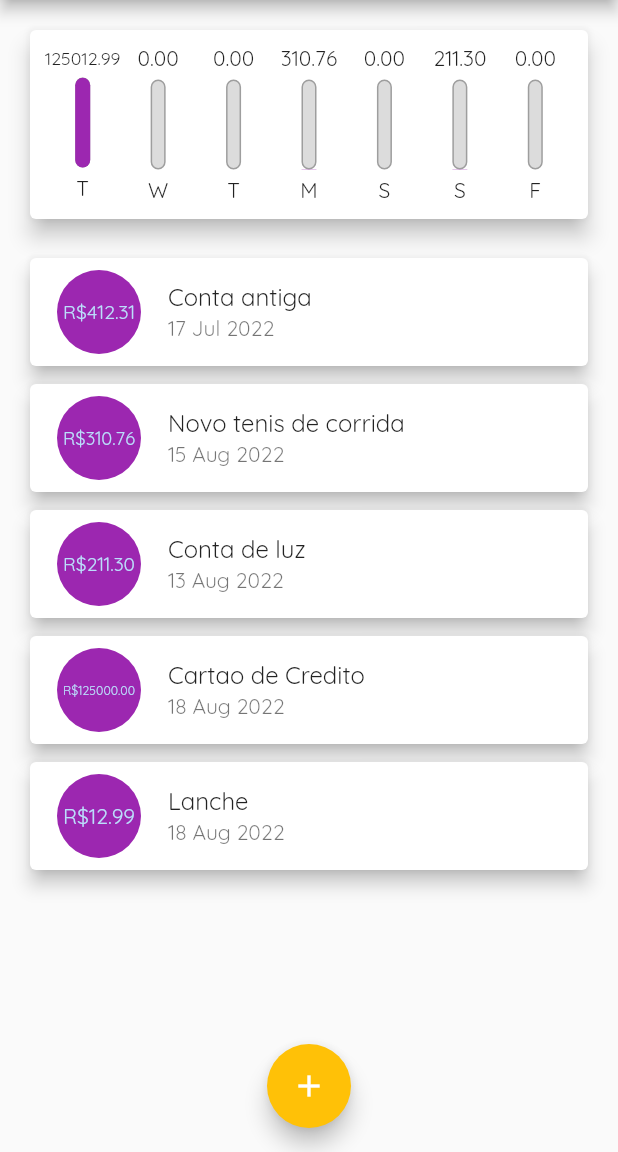
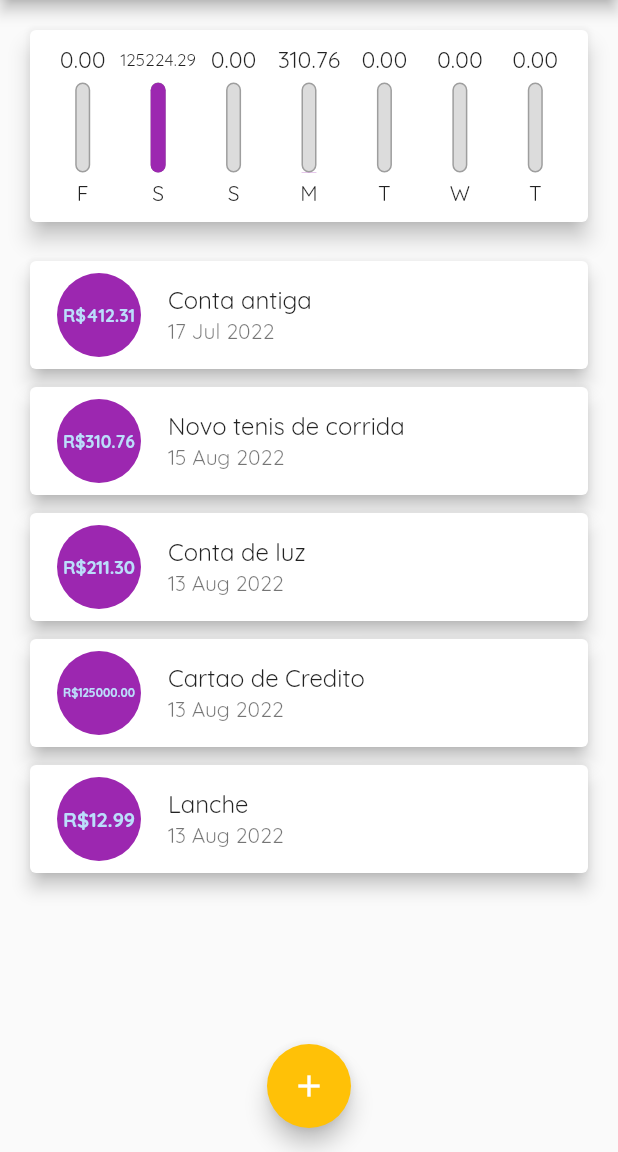
Before and after one commit to felipe-sousa/despesas_pessoais, a Flutter app: the screen it shows after launch, on a phone screen of 412 x 824 dp, the part 84-1236 px from its top. Run offline on Flutter 3.47's test engine with Material 2 defaults, Android fonts, the phone set to English and light mode, and no system bars.

Commit message:
more adjusts in chartbar

```diff
--- a/lib/components/chart.dart
+++ b/lib/components/chart.dart
@@ -27,7 +27,7 @@ class Chart extends StatelessWidget {
       }
 
       return {'day': DateFormat.E().format(weekDay)[0], 'value': totalSum};
-    });
+    }).reversed.toList();
   }
 
   double get _weekTotalValue {
--- a/lib/components/chart_bar.dart
+++ b/lib/components/chart_bar.dart
@@ -11,8 +11,11 @@ class ChartBar extends StatelessWidget {
   Widget build(BuildContext context) {
     return Column(children: [
       // Text('R\$${value.toStringAsFixed(2)}'),
-      FittedBox(
-        child: Text(value.toStringAsFixed(2)),
+      Container(
+        height: 20,
+        child: FittedBox(
+          child: Text(value.toStringAsFixed(2)),
+        ),
       ),
       const SizedBox(height: 5),
       SizedBox(
--- a/lib/components/transaction_list.dart
+++ b/lib/components/transaction_list.dart
@@ -15,12 +15,12 @@ class TransactionList extends StatelessWidget {
       child: transactions.isEmpty
           ? Column(
               children: [
-                SizedBox(height: 20),
+                const SizedBox(height: 20),
                 Text(
                   'Nenhuma transação cadastrada!',
                   style: Theme.of(context).textTheme.titleSmall,
                 ),
-                SizedBox(height: 50),
+                const SizedBox(height: 50),
                 Container(
                   height: 200,
                   child: Image.asset(
@@ -36,7 +36,7 @@ class TransactionList extends StatelessWidget {
                 final tr = transactions[index];
                 return Card(
                   elevation: 5,
-                  margin: EdgeInsets.symmetric(horizontal: 20, vertical: 6),
+                  margin: const EdgeInsets.symmetric(horizontal: 20, vertical: 6),
                   child: ListTile(
                     leading: CircleAvatar(
                       radius: 30,
@@ -44,7 +44,10 @@ class TransactionList extends StatelessWidget {
                       child: Padding(
                         padding: const EdgeInsets.all(6.0),
                         child: FittedBox(
-                          child: Text('R\$${tr.value.toStringAsFixed(2)}'),
+                          child: Text(
+                            'R\$${tr.value.toStringAsFixed(2)}',
+                            style: const TextStyle(fontWeight: FontWeight.w700),
+                          ),
                         ),
                       ),
                     ),
--- a/lib/main.dart
+++ b/lib/main.dart
@@ -78,13 +78,13 @@ class _MyHomePageState extends State<MyHomePage> {
       id: 't3',
       title: 'Cartao de Credito',
       value: 125000.00,
-      date: DateTime.now(),
+      date: DateTime.now().subtract(Duration(days: 5)),
     ),
     Transaction(
       id: 't4',
       title: 'Lanche',
       value: 12.99,
-      date: DateTime.now(),
+      date: DateTime.now().subtract(Duration(days: 5)),
     ),
   ];
 
```
